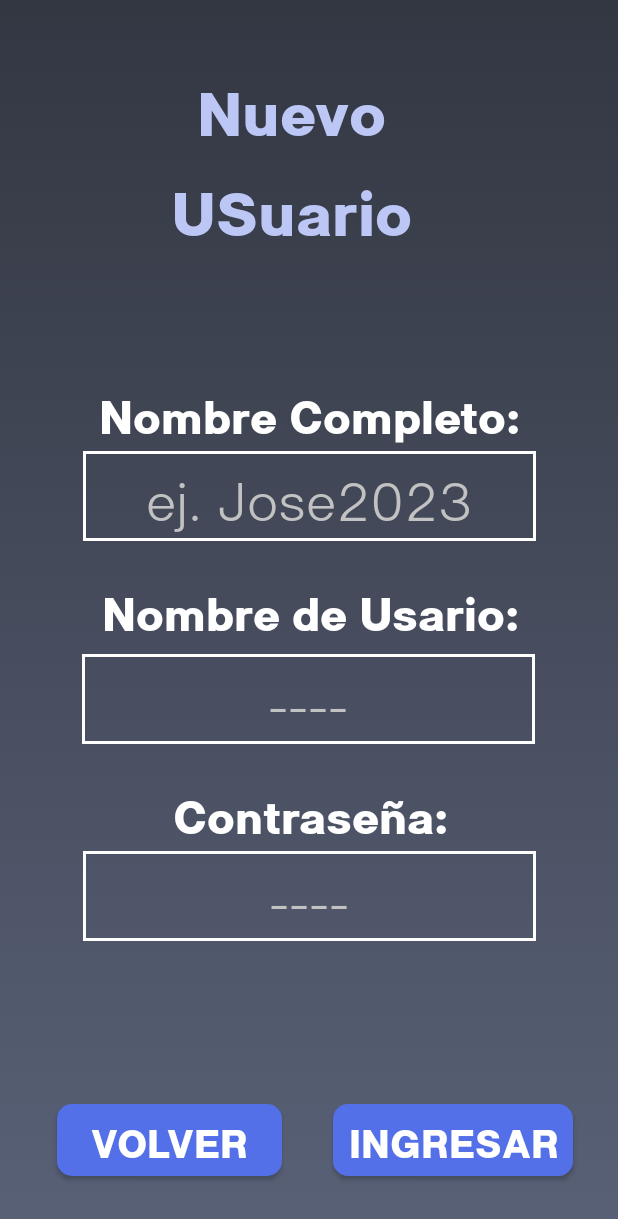
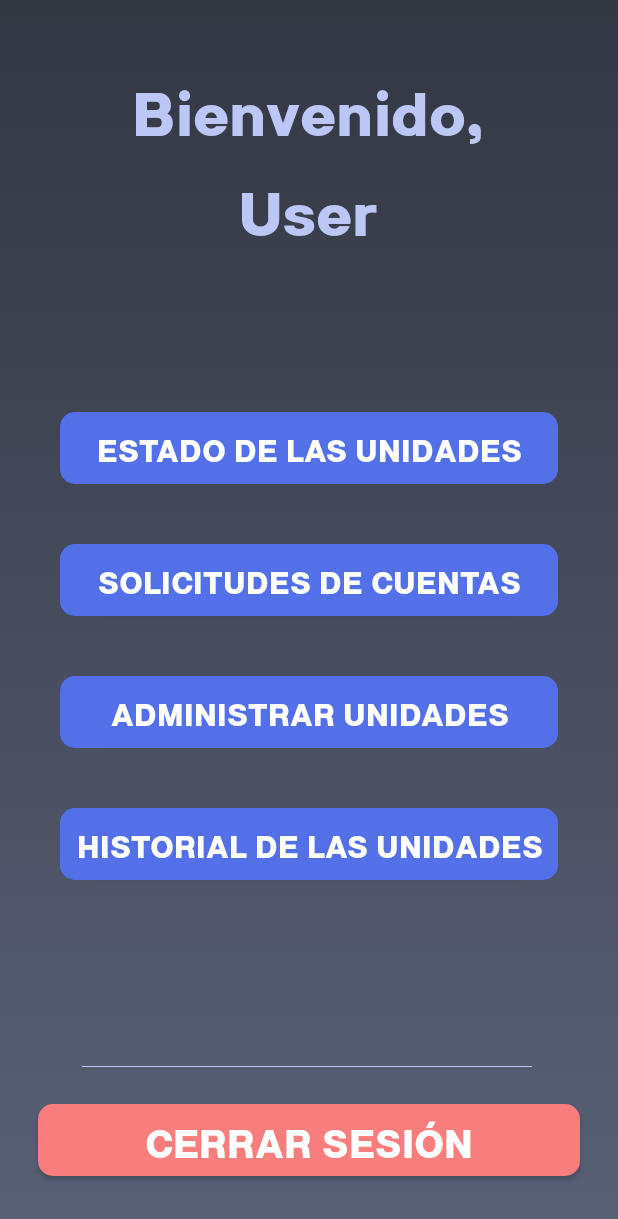
Before and after one commit to MoisesMoralesGtz/PIA-MOVILES2023, an Android app: the screen it shows after launch (nuevo_usuario before the commit, main_administrador after it), on a phone screen of 412 x 824 dp. Shown: the top 1219 px of the screen. Run offline under Robolectric (Android 15) with nearby library versions, the phone set to English and light mode, and no system bars.

Commit message:
Front - Administrator Screen Little Details

```diff
--- a/app/src/main/AndroidManifest.xml
+++ b/app/src/main/AndroidManifest.xml
@@ -12,21 +12,21 @@
         android:theme="@style/Theme.AdministradorDeUnidadesMóvilesE2023"
         tools:targetApi="31">
         <activity
-            android:name=".nuevo_usuario"
+            android:name=".main_administrador"
             android:exported="true">
-
             <intent-filter>
                 <action android:name="android.intent.action.MAIN" />
 
                 <category android:name="android.intent.category.LAUNCHER" />
             </intent-filter>
-
+        </activity>
+        <activity
+            android:name=".nuevo_usuario"
+            android:exported="true">
         </activity>
         <activity
             android:name=".MainActivity"
-            android:exported="true">
-
-        </activity>
+            android:exported="true"></activity>
     </application>
 
 </manifest>
--- /dev/null
+++ b/app/src/main/java/com/example/administradordeunidadesmviles_e2023/main_administrador.kt
@@ -0,0 +1,11 @@
+package com.example.administradordeunidadesmviles_e2023
+
+import androidx.appcompat.app.AppCompatActivity
+import android.os.Bundle
+
+class main_administrador : AppCompatActivity() {
+    override fun onCreate(savedInstanceState: Bundle?) {
+        super.onCreate(savedInstanceState)
+        setContentView(R.layout.activity_main_administrador)
+    }
+}
--- /dev/null
+++ b/app/src/main/res/layout/activity_main_administrador.xml
@@ -0,0 +1,128 @@
+<?xml version="1.0" encoding="utf-8"?>
+<androidx.constraintlayout.widget.ConstraintLayout xmlns:android="http://schemas.android.com/apk/res/android"
+    xmlns:app="http://schemas.android.com/apk/res-auto"
+    xmlns:tools="http://schemas.android.com/tools"
+    android:layout_width="match_parent"
+    android:layout_height="match_parent"
+    android:background="@drawable/fondo_pantallas"
+    tools:context=".main_administrador">
+
+
+    <TextView
+        android:id="@+id/textView"
+        android:layout_width="wrap_content"
+        android:layout_height="wrap_content"
+        android:fontFamily="@font/sublima_bold"
+        android:text="Bienvenido,\nUser"
+        android:textAlignment="center"
+        android:textColor="@color/letrasColor"
+
+        android:textSize="40sp"
+        app:layout_constraintBottom_toBottomOf="parent"
+        app:layout_constraintEnd_toEndOf="parent"
+        app:layout_constraintHorizontal_bias="0.497"
+        app:layout_constraintStart_toStartOf="parent"
+        app:layout_constraintTop_toTopOf="parent"
+        app:layout_constraintVertical_bias="0.055" />
+
+    <Button
+        android:id="@+id/btnEstadoU"
+        android:layout_width="match_parent"
+        android:layout_height="wrap_content"
+        android:background="@drawable/btn_continuar"
+
+        android:fontFamily="@font/sublima_bold"
+        android:text="Estado de las Unidades"
+        android:textColor="@drawable/btn_continuar_texto"
+        android:textSize="20sp"
+
+        android:layout_marginStart="40dp"
+        android:layout_marginEnd="40dp"
+
+        app:layout_constraintBottom_toBottomOf="parent"
+        app:layout_constraintTop_toBottomOf="@+id/textView"
+        app:layout_constraintVertical_bias="0.17"
+        tools:layout_editor_absoluteX="40dp" />
+
+    <Button
+        android:id="@+id/btnCuentas"
+        android:layout_width="match_parent"
+        android:layout_height="wrap_content"
+        android:layout_marginTop="40dp"
+
+        android:layout_marginStart="40dp"
+        android:layout_marginEnd="40dp"
+
+        android:background="@drawable/btn_continuar"
+        android:fontFamily="@font/sublima_bold"
+        android:text="Solicitudes de Cuentas"
+        android:textColor="@drawable/btn_continuar_texto"
+        android:textSize="20sp"
+        app:layout_constraintTop_toBottomOf="@+id/btnEstadoU"
+        tools:layout_editor_absoluteX="-16dp" />
+
+    <Button
+        android:id="@+id/btnAdministrar"
+        android:layout_width="match_parent"
+        android:layout_height="wrap_content"
+
+        android:layout_marginTop="40dp"
+
+        android:layout_marginStart="40dp"
+        android:layout_marginEnd="40dp"
+
+        android:background="@drawable/btn_continuar"
+        android:fontFamily="@font/sublima_bold"
+        android:text="Administrar Unidades"
+        android:textColor="@drawable/btn_continuar_texto"
+        android:textSize="20sp"
+        app:layout_constraintTop_toBottomOf="@+id/btnCuentas"
+        tools:layout_editor_absoluteX="0dp" />
+
+    <Button
+        android:id="@+id/btnHistorial"
+        android:layout_width="match_parent"
+        android:layout_height="wrap_content"
+        android:layout_marginTop="40dp"
+        android:background="@drawable/btn_continuar"
+
+        android:layout_marginStart="40dp"
+        android:layout_marginEnd="40dp"
+
+        android:fontFamily="@font/sublima_bold"
+        android:text="Historial de las Unidades"
+        android:textColor="@drawable/btn_continuar_texto"
+        android:textSize="20sp"
+        app:layout_constraintTop_toBottomOf="@+id/btnAdministrar"
+        tools:layout_editor_absoluteX="0dp" />
+
+    <Button
+        android:id="@+id/btnCerrarSesion"
+        android:layout_width="match_parent"
+        android:layout_height="wrap_content"
+
+        android:layout_marginBottom="40dp"
+        android:background="@drawable/btn_regresar"
+        android:fontFamily="@font/sublima_bold"
+
+        android:layout_marginStart="25dp"
+        android:layout_marginEnd="25dp"
+
+        android:text="Cerrar Sesión"
+        android:textColor="@drawable/btn_regresar_texto"
+        android:textSize="25sp"
+        app:layout_constraintBottom_toBottomOf="parent"
+        tools:layout_editor_absoluteX="49dp" />
+
+    <ImageView
+        android:id="@+id/imageView"
+        android:layout_width="300dp"
+        android:layout_height="wrap_content"
+        android:layout_marginBottom="24dp"
+        app:layout_constraintBottom_toTopOf="@+id/btnCerrarSesion"
+        app:layout_constraintEnd_toEndOf="parent"
+        app:layout_constraintHorizontal_bias="0.491"
+        app:layout_constraintStart_toStartOf="parent"
+        app:srcCompat="@drawable/footer" />
+
+</androidx.constraintlayout.widget.ConstraintLayout>
--- a/app/src/main/res/values/colors.xml
+++ b/app/src/main/res/values/colors.xml
@@ -16,4 +16,8 @@
     <color name="letrasColor">#bcc7f6</color>
     <color name="fondoBotones">#5470e9</color>
     <color name="placeHolderColor">#C2C2C2</color>
+
+    <color name="regresarBoton">#F87E7E</color>
+    <color name="regresarLetras">#650000</color>
+    <color name="regresarActivado">#FFD9D9</color>
 </resources>
```
